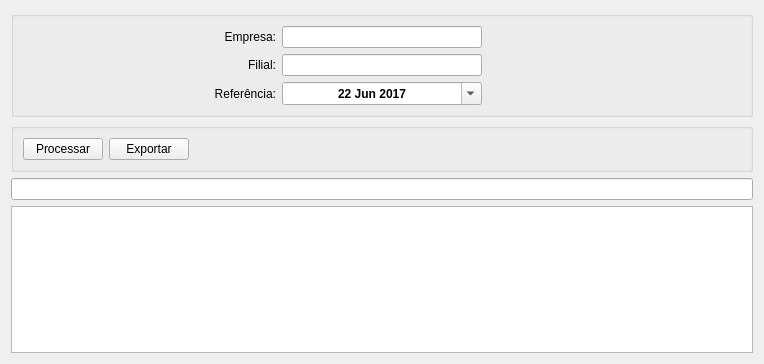
Qt form relacaocolaborador.ui (fallomermo/SeverinoTools_BKP_Old) before a commit.
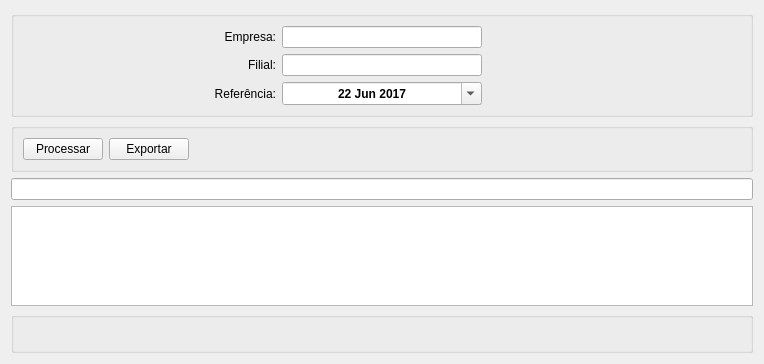
The same form after that commit. Icons and pictures are not drawn.

The edit to the form file:
```diff
--- a/relacaocolaborador.ui
+++ b/relacaocolaborador.ui
@@ -17,12 +17,6 @@
    <string notr="true"/>
   </property>
   <layout class="QGridLayout" name="gridLayout_3">
-   <item row="3" column="0">
-    <widget class="QTableWidget" name="tableWidget"/>
-   </item>
-   <item row="2" column="0">
-    <widget class="QLineEdit" name="campoPesquisarObjetosTabela"/>
-   </item>
    <item row="1" column="0">
     <widget class="QGroupBox" name="groupBox_2">
      <property name="title">
@@ -176,6 +170,38 @@
      </layout>
     </widget>
    </item>
+   <item row="3" column="0">
+    <widget class="QTableWidget" name="tableWidget"/>
+   </item>
+   <item row="2" column="0">
+    <widget class="QLineEdit" name="campoPesquisarObjetosTabela"/>
+   </item>
+   <item row="4" column="0">
+    <widget class="QGroupBox" name="groupBox_3">
+     <property name="title">
+      <string/>
+     </property>
+     <layout class="QHBoxLayout" name="horizontalLayout_2">
+      <item>
+       <widget class="QLabel" name="campoItemSelecionado">
+        <property name="text">
+         <string/>
+        </property>
+        <property name="alignment">
+         <set>Qt::AlignRight|Qt::AlignTrailing|Qt::AlignVCenter</set>
+        </property>
+       </widget>
+      </item>
+      <item>
+       <widget class="QLabel" name="campoTotalRegistros">
+        <property name="text">
+         <string/>
+        </property>
+       </widget>
+      </item>
+     </layout>
+    </widget>
+   </item>
   </layout>
  </widget>
  <tabstops>
```
